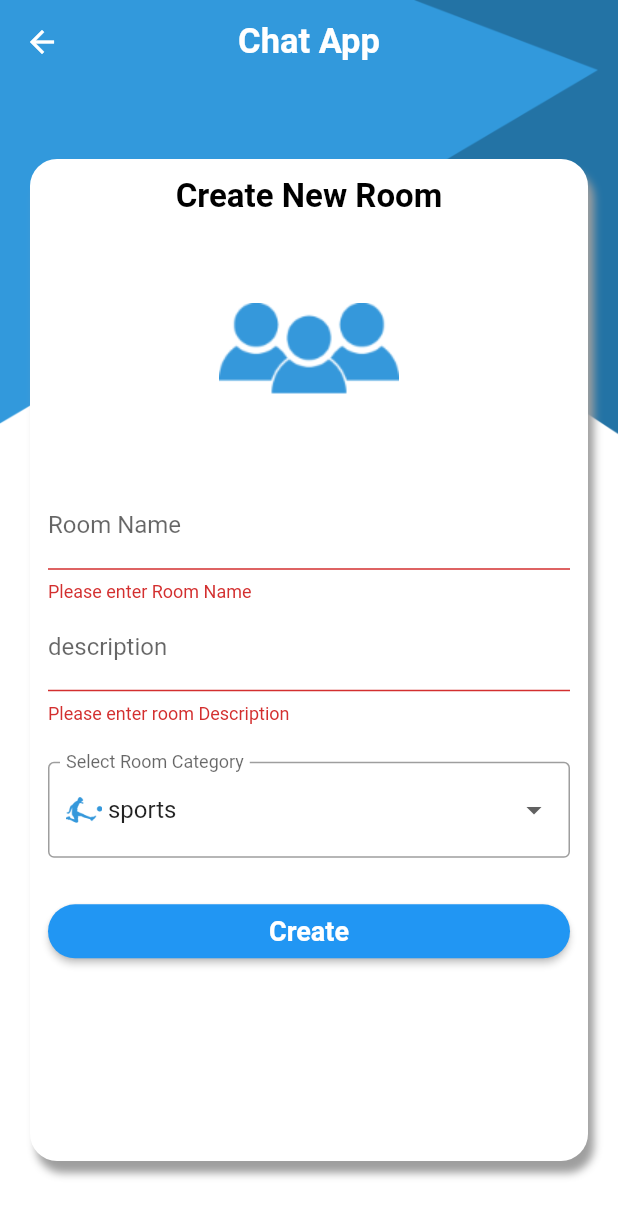
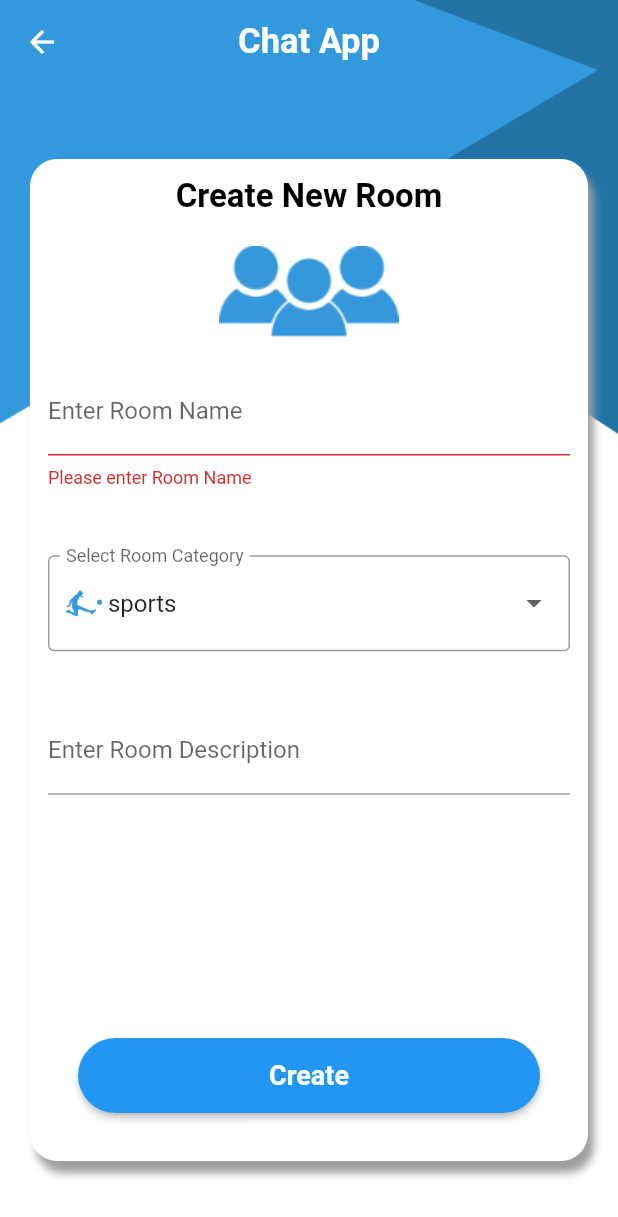
Before and after one commit to Youssef-Bassem/ChatApp, a Flutter app: the AddRoom screen opened by its route, after a tap on "Create", on a phone screen of 412 x 824 dp. Shown: the top 1217 px of the screen. Run offline on Flutter 3.47's test engine with Material 2 defaults, Android fonts, the phone set to English and light mode, and no system bars; our stand-ins replace cloud_firestore, firebase_auth, firebase_core, fluttertoast; missing offline and left inert: dart:ffi; accounts and stored records are empty.

Commit message:
Fixed RoomWidget and addRoom design and resized keyboard on writing in addRoom

```diff
--- a/lib/addRoom/AddRoom.dart
+++ b/lib/addRoom/AddRoom.dart
@@ -13,15 +13,15 @@ class AddRoom extends StatefulWidget {
 }
 
 class _AddRoomState extends State<AddRoom> {
-  final _addroomFormKey = GlobalKey<FormState>();
+  final _addRoomFormKey = GlobalKey<FormState>();
 
   String roomName = '';
 
   String description = '';
 
-  List<String> cateogries = ['sports', 'movies', 'music'];
+  List<String> categories = ['sports', 'movies', 'music'];
 
-  String selectedCateogry = 'sports';
+  String selectedCategory = 'sports';
 
   bool isLoading = false;
 
@@ -39,6 +39,7 @@ class _AddRoomState extends State<AddRoom> {
           ),
         ),
         Scaffold(
+          resizeToAvoidBottomInset: false,
           backgroundColor: Colors.transparent,
           appBar: AppBar(
             title: Text('Chat App',
@@ -73,9 +74,12 @@ class _AddRoomState extends State<AddRoom> {
                     ),
                     textAlign: TextAlign.center,
                   ),
-                  Image(image: AssetImage('assets/roomHeader.png')),
-                  Form(
-                    key: _addroomFormKey,
+                  Expanded(
+                      flex: 1,
+                      child: Image(image: AssetImage('assets/roomHeader.png'))),
+                  Expanded(
+                    child: Form(
+                      key: _addRoomFormKey,
                       child: Column(
                         children: [
                           TextFormField(
@@ -84,7 +88,7 @@ class _AddRoomState extends State<AddRoom> {
                             },
                             keyboardType: TextInputType.name,
                             decoration: InputDecoration(
-                              labelText: 'Room Name',
+                                labelText: 'Enter Room Name',
                                 floatingLabelBehavior:
                                     FloatingLabelBehavior.auto),
                             // The validator receives the text that the user has entered.
@@ -95,14 +99,53 @@ class _AddRoomState extends State<AddRoom> {
                               return null;
                             },
                           ),
-                        TextFormField(
+                        ],
+                      ),
+                    ),
+                  ),
+                  SizedBox(
+                    height: 25,
+                  ),
+                  Expanded(
+                    child: DropdownButtonFormField(
+                      decoration: const InputDecoration(
+                        border: OutlineInputBorder(),
+                        labelText: 'Select Room Category',
+                      ),
+                      value: selectedCategory,
+                      iconSize: 24,
+                      elevation: 16,
+                      items: categories.map((name) {
+                        return DropdownMenuItem(
+                          value: name,
+                          child: Row(
+                            children: [
+                              Image(
+                                image: name == 'Select Room Category'? AssetImage('assets/$name.png') : AssetImage('assets/$name.png'),
+                                width: 24,
+                                height: 24,
+                              ),
+                              Text(" $name"),
+                            ],
+                          ),
+                        );
+                      }).toList(),
+                      onChanged: (newSelected) {
+                        setState(() {
+                          selectedCategory = newSelected as String;
+                        });
+                      },
+                    ),
+                  ),
+                  Expanded(
+                    flex: 2,
+                    child: TextFormField(
                       onChanged: (textValue) {
                         description = textValue;
                       },
                       decoration: InputDecoration(
-                              labelText: 'description',
-                              floatingLabelBehavior:
-                                  FloatingLabelBehavior.auto),
+                          labelText: 'Enter Room Description',
+                          floatingLabelBehavior: FloatingLabelBehavior.auto),
                       // The validator receives the text that the user has entered.
                       validator: (value) {
                         if (value == null || value.isEmpty) {
@@ -111,58 +154,32 @@ class _AddRoomState extends State<AddRoom> {
                         return null;
                       },
                     ),
-                      ],
                   ),
-                  ),
-                  SizedBox(height: 25,),
-                  DropdownButtonFormField(
-                    decoration: const InputDecoration(
-                      border: OutlineInputBorder(),
-                      labelText: 'Select Room Category',
-                    ),
-                    value: selectedCateogry,
-                    iconSize: 24,
-                    elevation: 16,
-                    items: cateogries.map((name) {
-                      return DropdownMenuItem(
-                          value: name,
-                          child: Row(
-                            children: [
-                              Image(
-                                image: AssetImage('assets/$name.png'),
-                                width: 24,
-                                height: 24,
-                              ),
-                              Text(" $name"),
-                            ],
-                          ));
-                    }).toList(),
-                    onChanged: (newSelected) {
-                      setState(() {
-                        selectedCateogry = newSelected as String;
-                      });
-                    },
-                  ),
-                  SizedBox(height: 25,),
-                  ElevatedButton(
+                  Container(
+                    padding: EdgeInsets.all(20),
+                    child: ElevatedButton(
                       onPressed: () {
-                        if (_addroomFormKey.currentState!.validate() == true) {
-                          addroom();
+                        if (_addRoomFormKey.currentState!.validate() == true) {
+                          addRoom();
                         }
                       },
-                      style: ButtonStyle(
-                          shape: MaterialStateProperty.all<RoundedRectangleBorder>(
-                              RoundedRectangleBorder(
-                                  borderRadius: BorderRadius.circular(18.0),
-                                  //side: BorderSide(color: Colors.red)
-                              )
-                          )
+                      style: ElevatedButton.styleFrom(
+                        fixedSize: Size(200,50),
+                        shape: RoundedRectangleBorder(
+                            borderRadius: BorderRadius.circular(30.0),
+                          ),
                       ),
                       child: isLoading
                           ? Center(
                               child: CircularProgressIndicator(),
                             )
-                          : Text('Create',style: TextStyle(fontWeight: FontWeight.bold,fontSize: 18),))
+                          : Text(
+                              'Create',
+                              style: TextStyle(
+                                  fontWeight: FontWeight.bold, fontSize: 18),
+                            ),
+                    ),
+                  ),
                 ],
               ),
             ),
@@ -172,7 +189,7 @@ class _AddRoomState extends State<AddRoom> {
     );
   }
 
-  void addroom() {
+  void addRoom() {
     setState(() {
       isLoading = true;
     });
@@ -181,7 +198,7 @@ class _AddRoomState extends State<AddRoom> {
         name: roomName,
         id: docRef.id,
         description: description,
-        cateogry: selectedCateogry);
+        cateogry: selectedCategory);
     docRef.set(room).then((value) {
       setState(() {
         isLoading = false;
--- a/lib/home/RoomWidget.dart
+++ b/lib/home/RoomWidget.dart
@@ -9,9 +9,9 @@ class RoomWidget extends StatelessWidget {
   @override
   Widget build(BuildContext context) {
     return InkWell(
-      onTap: (){
-        Navigator.of(context).pushNamed(RoomScreen.routeName,
-            arguments: RoomScreenArgs(room));
+      onTap: () {
+        Navigator.of(context)
+            .pushNamed(RoomScreen.routeName, arguments: RoomScreenArgs(room));
       },
       child: Container(
         padding: EdgeInsets.all(8),
@@ -25,18 +25,27 @@ class RoomWidget extends StatelessWidget {
                 offset: Offset(4, 8), // Shadow position
               ),
             ]),
-        child:
-        Center(
+        child: Center(
           child: Column(
             children: [
-              Image(image: AssetImage('assets/${room.cateogry}.png'),
-                height: 120,
-                fit: BoxFit.fitHeight,
+              Expanded(
+                flex: 5,
+                child: Image(
+                  image: AssetImage('assets/${room.cateogry}.png'),
+                  fit: BoxFit.fitHeight,
+                ),
               ),
-              Text(room.name,style: TextStyle(
-                  fontWeight: FontWeight.w600,
-                  fontSize: 24
-              ),)
+              SizedBox(
+                height: 5,
+              ),
+              Expanded(
+                child: Text(
+                  room.name,
+                  style: TextStyle(
+                    fontWeight: FontWeight.w600,
+                  ),
+                ),
+              ),
             ],
           ),
         ),
```
Lines whose indentation alone changed are shown as unchanged.
